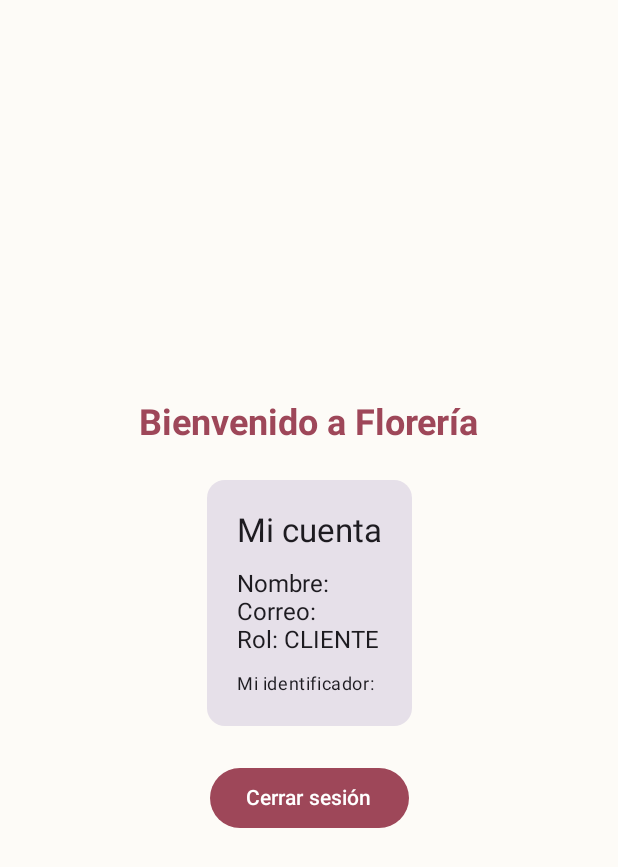
After one commit to DenisseGonzalezt/Flores, an Android app built with Jetpack Compose: the composable ClientHomeScreen shown on its own in the app's theme, on a phone screen of 412 x 824 dp. The commit adds this screen. Shown: the top 867 px of the screen. Run offline under Robolectric (Android 15) with nearby library versions, the phone set to English and light mode, and no system bars.

Commit message:
Add files via upload

```diff
--- /dev/null
+++ b/app/src/main/java/com/example/flores/ui/screens/auth/ClientHomeScreen.kt
@@ -0,0 +1,69 @@
+package com.example.flores.ui.screens.auth
+
+import androidx.compose.foundation.layout.Arrangement
+import androidx.compose.foundation.layout.Column
+import androidx.compose.foundation.layout.Spacer
+import androidx.compose.foundation.layout.fillMaxSize
+import androidx.compose.foundation.layout.height
+import androidx.compose.foundation.layout.padding
+import androidx.compose.material3.Button
+import androidx.compose.material3.Card
+import androidx.compose.material3.MaterialTheme
+import androidx.compose.material3.Text
+import androidx.compose.runtime.Composable
+import androidx.compose.ui.Alignment
+import androidx.compose.ui.Modifier
+import androidx.compose.ui.text.font.FontWeight
+import androidx.compose.ui.unit.dp
+import com.example.flores.data.UserModel
+
+// Pantalla principal para los clientes que iniciaron sesión.
+@Composable
+fun ClientHomeScreen(
+    user: UserModel,
+    onLogout: () -> Unit
+) {
+    Column(
+        modifier = Modifier
+            .fillMaxSize()
+            .padding(24.dp),
+        horizontalAlignment = Alignment.CenterHorizontally,
+        verticalArrangement = Arrangement.Center
+    ) {
+        Text(
+            text = "Bienvenido a Florería",
+            style = MaterialTheme.typography.headlineMedium,
+            fontWeight = FontWeight.Bold
+        )
+
+        Spacer(modifier = Modifier.height(24.dp))
+
+        Card {
+            Column(modifier = Modifier.padding(20.dp)) {
+                Text(
+                    text = "Mi cuenta",
+                    style = MaterialTheme.typography.titleLarge
+                )
+
+                Spacer(modifier = Modifier.height(12.dp))
+
+                Text("Nombre: ${user.name}")
+                Text("Correo: ${user.email}")
+                Text("Rol: ${user.role}")
+
+                Spacer(modifier = Modifier.height(12.dp))
+
+                Text(
+                    text = "Mi identificador: ${user.uid}",
+                    style = MaterialTheme.typography.bodySmall
+                )
+            }
+        }
+
+        Spacer(modifier = Modifier.height(24.dp))
+
+        Button(onClick = onLogout) {
+            Text("Cerrar sesión")
+        }
+    }
+}
```
Also changed, not shown: app/src/main/java/com/example/flores/ui/screens/auth/LoginScreen.kt (+115 -0 lines), app/src/main/java/com/example/flores/ui/screens/auth/RegisterScreen.kt (added, +156 -0 lines).
